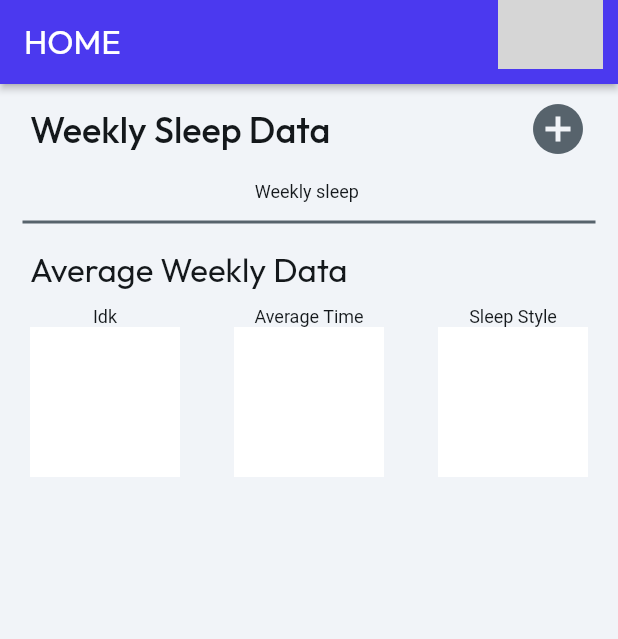
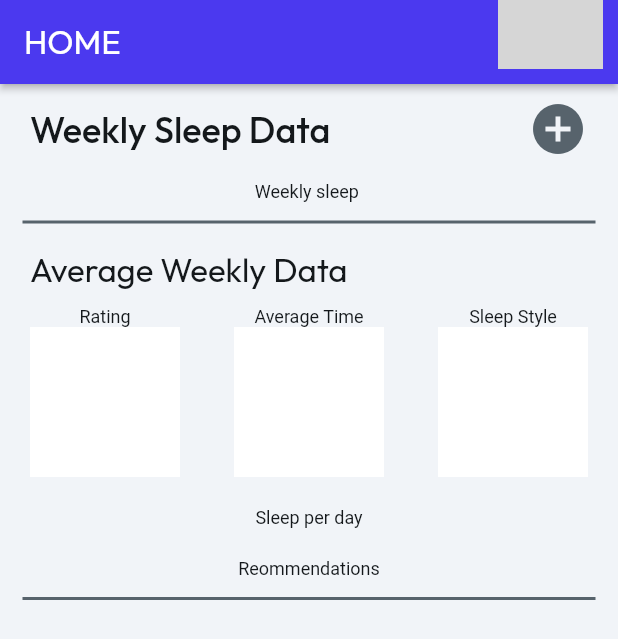
Before and after one commit to bskevin/NeurOS_Dreams, a Flutter app: the HomePageWidget screen opened by its route, on a phone screen of 412 x 824 dp. Shown: the top 639 px of the screen. Run offline on Flutter 3.47's test engine with Material 3 defaults, Android fonts, the phone set to English and light mode, and no system bars; our stand-ins replace auto_size_text, cached_network_image, cloud_firestore, dropdown_button2, file_picker, firebase_auth and 17 more; missing offline and left inert: json_path, mime_type; accounts and stored records are empty; network calls fail; Roboto replaces fonts that are missing (Readex Pro); grey boxes are pictures that could not be loaded.

Commit message:
Revisión parte 3

```diff
--- a/lib/flutter_flow/internationalization.dart
+++ b/lib/flutter_flow/internationalization.dart
@@ -120,7 +120,7 @@ final kTranslationsMap = <Map<String, Map<String, String>>>[
       'es': 'Datos Promedio Semanales',
     },
     '05dwjr56': {
-      'en': 'Idk',
+      'en': 'Rating',
       'es': 'no se',
     },
     '25z8u8js': {
@@ -130,6 +130,14 @@ final kTranslationsMap = <Map<String, Map<String, String>>>[
     'ihkykmzs': {
       'en': 'Sleep Style',
       'es': 'Estilo de Sueño',
+    },
+    'drid5j5f': {
+      'en': 'Sleep per day',
+      'es': '',
+    },
+    'j5cbziip': {
+      'en': 'Reommendations',
+      'es': 'Sueño Semanal',
     },
     'vkj1pawd': {
       'en': 'HOME ',
@@ -295,7 +303,7 @@ final kTranslationsMap = <Map<String, Map<String, String>>>[
     },
     'y5buxw7m': {
       'en': 'Update',
-      'es': 'Acutalizar',
+      'es': 'Actualizar',
     },
     'w15bhbxh': {
       'en': 'Update Profile Data',
--- a/lib/pages/home_page/home_page_widget.dart
+++ b/lib/pages/home_page/home_page_widget.dart
@@ -204,7 +204,7 @@ class _HomePageWidgetState extends State<HomePageWidget> {
                                   children: [
                                     Text(
                                       FFLocalizations.of(context).getText(
-                                        '05dwjr56' /* Idk */,
+                                        '05dwjr56' /* Rating */,
                                       ),
                                       textAlign: TextAlign.center,
                                       style: FlutterFlowTheme.of(context)
@@ -291,6 +291,51 @@ class _HomePageWidgetState extends State<HomePageWidget> {
                       ],
                     ),
                   ),
+                  Padding(
+                    padding:
+                        const EdgeInsetsDirectional.fromSTEB(0.0, 10.0, 0.0, 0.0),
+                    child: Column(
+                      mainAxisSize: MainAxisSize.max,
+                      children: [
+                        Padding(
+                          padding: const EdgeInsetsDirectional.fromSTEB(
+                              0.0, 10.0, 0.0, 0.0),
+                          child: Text(
+                            FFLocalizations.of(context).getText(
+                              'drid5j5f' /* Sleep per day */,
+                            ),
+                            style: FlutterFlowTheme.of(context)
+                                .bodyMedium
+                                .override(
+                                  fontFamily: 'Readex Pro',
+                                  letterSpacing: 0.0,
+                                ),
+                          ),
+                        ),
+                        Padding(
+                          padding: const EdgeInsetsDirectional.fromSTEB(
+                              0.0, 20.0, 0.0, 5.0),
+                          child: Text(
+                            FFLocalizations.of(context).getText(
+                              'j5cbziip' /* Reommendations */,
+                            ),
+                            style: FlutterFlowTheme.of(context)
+                                .bodyMedium
+                                .override(
+                                  fontFamily: 'Readex Pro',
+                                  letterSpacing: 0.0,
+                                ),
+                          ),
+                        ),
+                        Divider(
+                          thickness: 2.0,
+                          indent: 15.0,
+                          endIndent: 15.0,
+                          color: FlutterFlowTheme.of(context).secondaryText,
+                        ),
+                      ],
+                    ),
+                  ),
                 ],
               ),
             ),
--- a/lib/pages/settings/settings_widget.dart
+++ b/lib/pages/settings/settings_widget.dart
@@ -251,9 +251,13 @@ class _SettingsWidgetState extends State<SettingsWidget> {
                 padding: const EdgeInsetsDirectional.fromSTEB(0.0, 50.0, 0.0, 0.0),
                 child: FFButtonWidget(
                   onPressed: () async {
+                    GoRouter.of(context).prepareAuthEvent();
+                    await authManager.signOut();
+                    GoRouter.of(context).clearRedirectLocation();
+
                     await authManager.deleteUser(context);
 
-                    context.goNamedAuth('HomePage', context.mounted);
+                    context.goNamedAuth('LogIn', context.mounted);
                   },
                   text: FFLocalizations.of(context).getText(
                     'yxynduek' /* Button */,
```
Also changed, not shown: lib/backend/schema/sleep_data_record.dart (+21 -12 lines), lib/pages/profile/profile_widget.dart (+8 -18 lines), 1 other file.
